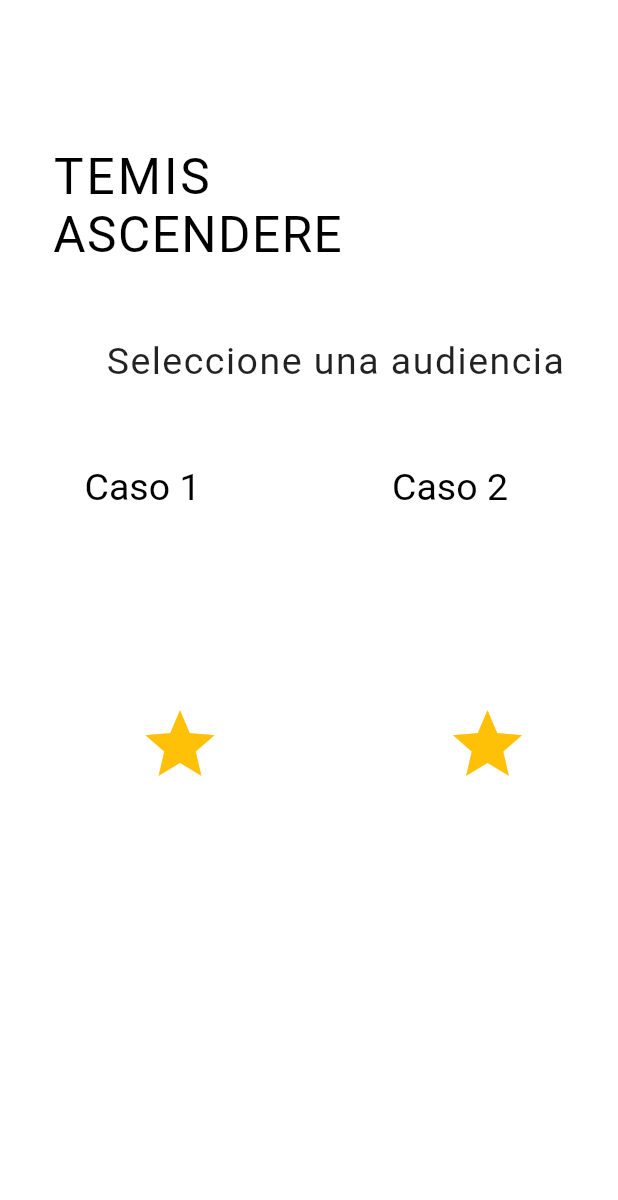
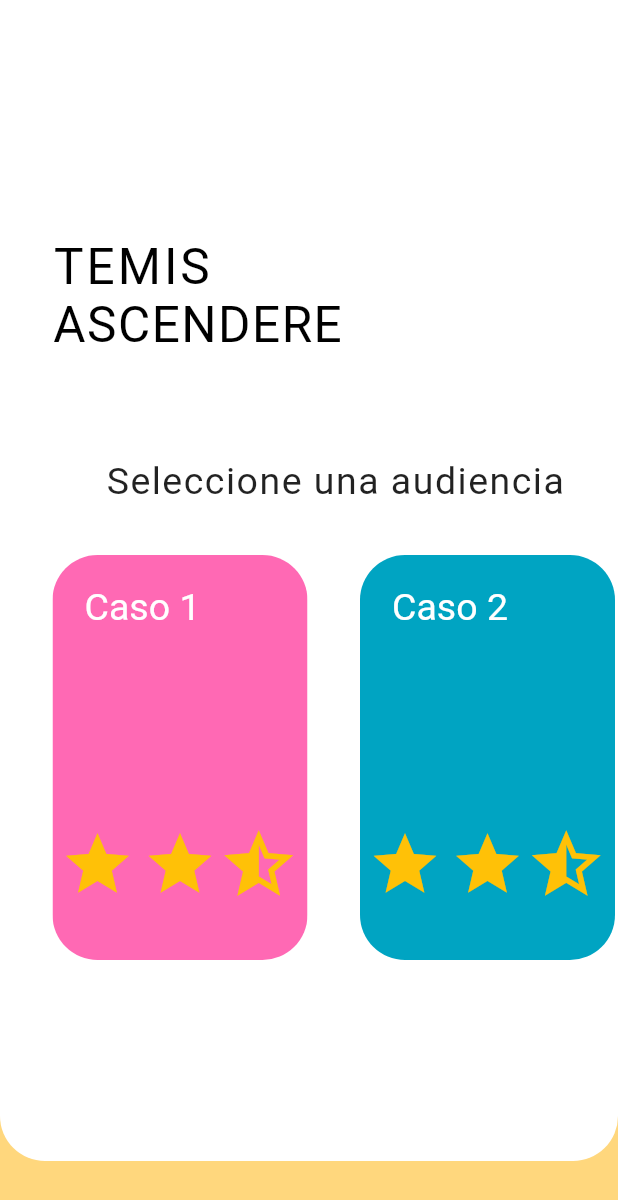
Before and after one commit to davidLM20/temmis_app_2, a Flutter app: the screen it shows after launch, on a phone screen of 412 x 824 dp. Shown: the top 1200 px of the screen. Run offline on Flutter 3.47's test engine with Material 2 defaults, Android fonts, the phone set to English and light mode, and no system bars; Roboto replaces fonts that are missing (Comfortaa).

Commit message:
cambios casi finales de la vista principal, se crea la pantalla roles

```diff
--- a/temmis_app_2/lib/main.dart
+++ b/temmis_app_2/lib/main.dart
@@ -1,5 +1,6 @@
 import 'package:flutter/material.dart';
 import 'package:temmis_app_2/user/ui/screens/case_selection.dart';
+import 'package:flutter/services.dart';
 
 void main() => runApp(MyApp());
 
@@ -7,6 +8,7 @@ class MyApp extends StatelessWidget {
 
   @override
   Widget build(BuildContext context) {
+    SystemChrome.setEnabledSystemUIOverlays([]);
     // TODO: implement build
     return MaterialApp(
       title: 'Temis Ascendere',
--- a/temmis_app_2/lib/resousers/colors.dart
+++ b/temmis_app_2/lib/resousers/colors.dart
@@ -5,6 +5,6 @@ class IndevColors {
   static const Color yellow = const Color(0xffeba900);
   static const Color pink = const Color(0xffff69b4);
   static const Color blue = const Color(0xFF1A2377);
-  static const Color gold = const Color(0xFFFFD700);
+  static const Color gold = const Color(0xFFFFD77D);
   static const Color black = const Color(0xFF212121);
 }
--- a/temmis_app_2/lib/user/ui/screens/case_selection.dart
+++ b/temmis_app_2/lib/user/ui/screens/case_selection.dart
@@ -1,5 +1,6 @@
 import 'package:flutter/material.dart';
-import 'package:temmis_app_2/user/ui/widgets/card.dart';
+import 'package:temmis_app_2/resousers/colors.dart';
+import 'package:temmis_app_2/user/ui/screens/role_screen.dart';
 import 'package:temmis_app_2/user/ui/widgets/card_list.dart';
 
 class SelectCase extends StatefulWidget {
@@ -12,13 +13,20 @@ class _SelectCaseState extends State<SelectCase> {
   Widget build(BuildContext context) {
     // TODO: implement build
     return Scaffold(
-        backgroundColor: Colors.white,
+      backgroundColor: IndevColors.gold,
         body: SingleChildScrollView(
           child: Container(
+            height: MediaQuery.of(context).size.height -50,
+            width: MediaQuery.of(context).size.width,
+            decoration: BoxDecoration(
+              color: Colors.white,
+              borderRadius: BorderRadius.only(bottomRight: Radius.circular(30.0), bottomLeft: Radius.circular(30.0))
+            ),
+
             child: Column(children: <Widget>[
               Padding(
                 padding: EdgeInsets.only(
-                    left: 12.0, right: 12.0, top: 90.0, bottom: 8.0),
+                    left: 12.0, right: 12.0, top: 150.0, bottom: 8.0),
               ),
               Container(
                 margin: EdgeInsets.only(left: 35.0),
@@ -45,7 +53,7 @@ class _SelectCaseState extends State<SelectCase> {
               ),
               Container(
                 margin: EdgeInsets.only(
-                  top: 50.0, bottom: 20.0, left: 35.0),
+                  top: 70.0, bottom: 20.0, left: 35.0),
                 child: RichText(
                   text: TextSpan(
                       style: TextStyle(
@@ -70,11 +78,15 @@ class _SelectCaseState extends State<SelectCase> {
                 ),
               ),
               Center(
-                  child: InkWell(
-                child: Container(
-                  child: CardList(),
-                ),
-              ))
+                child: InkWell(
+                  child: Container(
+                    child: CardList(),
+                  ),
+                  onTap: (){
+                    Navigator.push(context, MaterialPageRoute(builder: (context)=>SelectRol()));
+                  },
+                )
+              )
             ]),
           ),
         ));
--- /dev/null
+++ b/temmis_app_2/lib/user/ui/screens/role_screen.dart
@@ -0,0 +1,19 @@
+import 'package:flutter/material.dart';
+import 'package:temmis_app_2/resousers/colors.dart';
+
+class SelectRol extends StatelessWidget {
+  @override
+  Widget build(BuildContext context) {
+    // TODO: implement build
+    return Container(
+        color: IndevColors.gold,
+        child: Container(
+          decoration: BoxDecoration(
+              color: Colors.white,
+              borderRadius: BorderRadius.only(
+                  topLeft: Radius.circular(30.0),
+                  bottomLeft: Radius.circular(30.0))),
+          margin: EdgeInsets.only(left: 30.0),
+        ));
+  }
+}
--- a/temmis_app_2/lib/user/ui/widgets/card.dart
+++ b/temmis_app_2/lib/user/ui/widgets/card.dart
@@ -1,21 +1,32 @@
 import 'package:flutter/material.dart';
+import 'package:temmis_app_2/resousers/colors.dart';
 
 class CardCases extends StatelessWidget{
 
   String txt_card;
-  Color colors;
+  String num_case;
 
-  CardCases(this.txt_card);
+  CardCases(this.txt_card, this.num_case);
   @override
   Widget build(BuildContext context) {
 
     final star = Container(
+      padding: EdgeInsets.only(left: 5.0),
       child: Icon(
         Icons.star,
+        color: Colors.amber,
+        size: 50.0,
+      ),
+    );
+
+    final star_medium = Container(
+      child: Icon(
+        Icons.star_half,
         color: Colors.amber,
         size: 55.0,
       ),
     );
+
 
     final txt_case = Container(
       margin: EdgeInsets.only(
@@ -24,13 +35,13 @@ class CardCases extends StatelessWidget{
       child: Text(txt_card,
         style: TextStyle(
           fontSize: 25.0,
-          color: Colors.black),
+          color: Colors.white),
         ),
     );
 
     final card = Container(
       margin: EdgeInsets.only(
-        left: 35.0
+        left: 35.0,
       ),
       height: 270.0,
       width: 170.0,
@@ -40,17 +51,23 @@ class CardCases extends StatelessWidget{
         child: Column(
           children: <Widget>[
             txt_case,
-            star,
-
+            Row(
+              children: <Widget>[
+                star,
+                star,
+                star_medium
+              ],
+            )
           ],
         ),
-
+       decoration: BoxDecoration(
+         color: _selectColor(num_case)
+       ),
         ),
       )
     );
 
 
-    // TODO: implement build
     return Container(
       child: Row(
         children: <Widget>[
@@ -59,4 +76,22 @@ class CardCases extends StatelessWidget{
       ),
     );
   }
+
+  Color _selectColor(String cases){
+    var color;
+    switch (cases.toLowerCase()) {
+      case "caso 1":
+        color = IndevColors.pink;
+        break;
+      case "caso 2":
+        color = IndevColors.blue2;
+        break;
+      case "caso 3":
+        color = IndevColors.blue;
+        break;
+    }
+
+    return color;
+  }
+
 }
--- a/temmis_app_2/lib/user/ui/widgets/card_list.dart
+++ b/temmis_app_2/lib/user/ui/widgets/card_list.dart
@@ -11,9 +11,9 @@ class CardList extends StatelessWidget{
       child: ListView(
         scrollDirection: Axis.horizontal,
         children: <Widget>[
-          CardCases("Caso 1"),
-          CardCases("Caso 2"),
-          CardCases("Caso 3"),
+          CardCases("Caso 1","caso 1"),
+          CardCases("Caso 2","caso 2"),
+          CardCases("Caso 3","caso 3"),
         ],
       ),
     );
```
Also changed, not shown: temmis_app_2/flutter_01.png (added).
